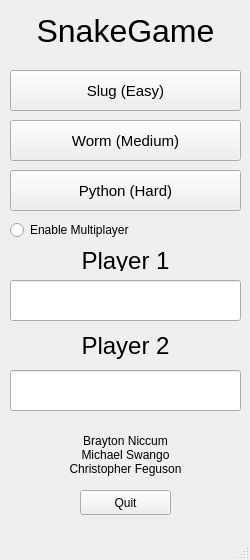
The window that SnakeGame/mainmenu.ui (niccum300/SnakeGame) describes before a commit, drawn with Qt 5.
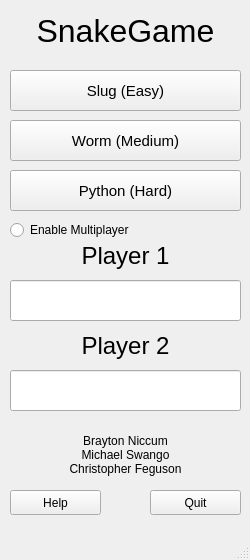
The same window after the commit.

Commit message: Added Help Menu

What changed in the file:
```diff
--- a/SnakeGame/mainmenu.ui
+++ b/SnakeGame/mainmenu.ui
@@ -129,7 +129,7 @@
    <widget class="QPushButton" name="btn_quit">
     <property name="geometry">
      <rect>
-      <x>80</x>
+      <x>150</x>
       <y>490</y>
       <width>91</width>
       <height>25</height>
@@ -179,9 +179,9 @@
     <property name="geometry">
      <rect>
       <x>20</x>
-      <y>250</y>
+      <y>240</y>
       <width>211</width>
-      <height>21</height>
+      <height>31</height>
      </rect>
     </property>
     <property name="font">
@@ -226,6 +226,19 @@
      <set>Qt::AlignCenter</set>
     </property>
    </widget>
+   <widget class="QPushButton" name="help_btn">
+    <property name="geometry">
+     <rect>
+      <x>10</x>
+      <y>490</y>
+      <width>91</width>
+      <height>25</height>
+     </rect>
+    </property>
+    <property name="text">
+     <string>Help</string>
+    </property>
+   </widget>
   </widget>
   <widget class="QMenuBar" name="menubar">
    <property name="geometry">
```
Left out of the diff: 2 changed lines with no effect on the pictures. The commit also changes 7 other files.
